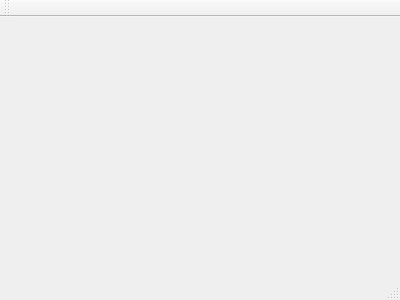
Before: the Qt Designer form client/mainwindow.ui in eplightning/yet-another-irc-clone, drawn with Qt 5.
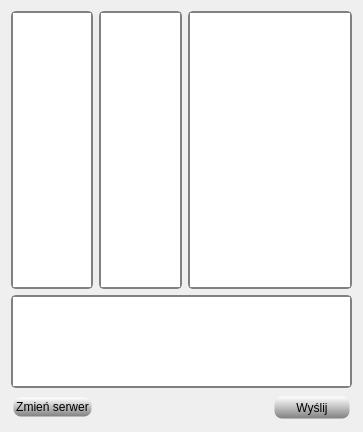
After: the same form once the commit is applied.

Commit message: Pierwsza czesc gui - prototyp (bez laczenia z serwerami)

```diff
--- a/client/mainwindow.ui
+++ b/client/mainwindow.ui
@@ -1,24 +1,137 @@
 <ui version="4.0">
  <class>MainWindow</class>
- <widget class="QMainWindow" name="MainWindow" >
-  <property name="geometry" >
+ <widget class="QMainWindow" name="MainWindow">
+  <property name="geometry">
    <rect>
     <x>0</x>
     <y>0</y>
-    <width>400</width>
-    <height>300</height>
+    <width>363</width>
+    <height>432</height>
    </rect>
   </property>
   <property name="windowTitle" >
    <string>MainWindow</string>
   </property>
-  <widget class="QMenuBar" name="menuBar" />
-  <widget class="QToolBar" name="mainToolBar" />
-  <widget class="QWidget" name="centralWidget" />
-  <widget class="QStatusBar" name="statusBar" />
+  <widget class="QWidget" name="centralWidget">
+   <layout class="QGridLayout" name="gridLayout">
+    <item row="0" column="0">
+     <layout class="QVBoxLayout" name="verticalLayout" stretch="3,1,0">
+      <item>
+       <layout class="QHBoxLayout" name="horizontalLayout" stretch="1,1,2">
+        <item>
+         <widget class="QListView" name="channelList">
+          <property name="styleSheet">
+           <string notr="true">QListView{ 
+border: 2px solid gray;
+border-radius: 5px;
+}</string>
+          </property>
+         </widget>
+        </item>
+        <item>
+         <widget class="QListView" name="userList">
+          <property name="styleSheet">
+           <string notr="true">QListView{ 
+border: 2px solid gray;
+border-radius: 5px;
+}</string>
+          </property>
+         </widget>
+        </item>
+        <item>
+         <widget class="QTextEdit" name="chatBox">
+          <property name="styleSheet">
+           <string notr="true">QTextEdit{ 
+border: 2px solid gray;
+border-radius: 5px;
+}</string>
+          </property>
+          <property name="readOnly">
+           <bool>true</bool>
+          </property>
+         </widget>
+        </item>
+       </layout>
+      </item>
+      <item>
+       <widget class="QTextEdit" name="chatEditBox">
+        <property name="styleSheet">
+         <string notr="true">QTextEdit{ 
+border: 2px solid gray;
+border-radius: 5px;
+}</string>
+        </property>
+       </widget>
+      </item>
+      <item>
+       <layout class="QHBoxLayout" name="horizontalLayout_2">
+        <item>
+         <widget class="QPushButton" name="serwerChangingButton">
+          <property name="styleSheet">
+           <string notr="true">QPushButton{
+background-color: qlineargradient(x1: 0, y1: 0, x2: 0, y2: 1, stop: 0 white, stop: 1 grey);
+border-style: solid;
+border-width: 5px;
+border-radius: 10px;
+}</string>
+          </property>
+          <property name="text">
+           <string>Zmień serwer</string>
+          </property>
+         </widget>
+        </item>
+        <item>
+         <spacer name="horizontalSpacer_2">
+          <property name="orientation">
+           <enum>Qt::Horizontal</enum>
+          </property>
+          <property name="sizeHint" stdset="0">
+           <size>
+            <width>40</width>
+            <height>20</height>
+           </size>
+          </property>
+         </spacer>
+        </item>
+        <item>
+         <widget class="QPushButton" name="sendingButton">
+          <property name="minimumSize">
+           <size>
+            <width>80</width>
+            <height>27</height>
+           </size>
+          </property>
+          <property name="baseSize">
+           <size>
+            <width>70</width>
+            <height>27</height>
+           </size>
+          </property>
+          <property name="toolTip">
+           <string/>
+          </property>
+          <property name="styleSheet">
+           <string notr="true">QPushButton{
+background-color: qlineargradient(x1: 0, y1: 0, x2: 0, y2: 1, stop: 0 white, stop: 1 grey);
+border-style: solid;
+border-width: 5px;
+border-radius: 10px;
+}</string>
+          </property>
+          <property name="text">
+           <string>Wyślij</string>
+          </property>
+         </widget>
+        </item>
+       </layout>
+      </item>
+     </layout>
+    </item>
+   </layout>
+   <zorder></zorder>
+  </widget>
  </widget>
- <layoutDefault spacing="6" margin="11" />
- <pixmapfunction></pixmapfunction>
+ <layoutdefault spacing="6" margin="11"/>
  <resources/>
  <connections/>
 </ui>
```
Left out of the diff: 5 changed lines with no effect on the pictures. The commit also changes 7 other files.
